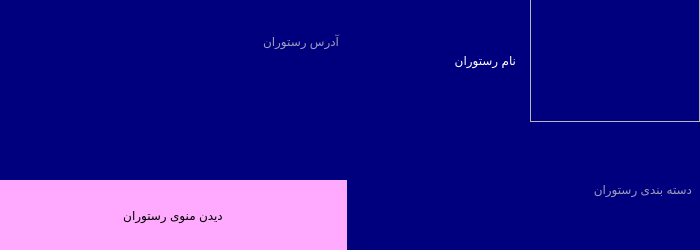
This is restaurantcard.ui in amir85cy/iutfood as Qt 5 draws it before an edit. The edited form follows.
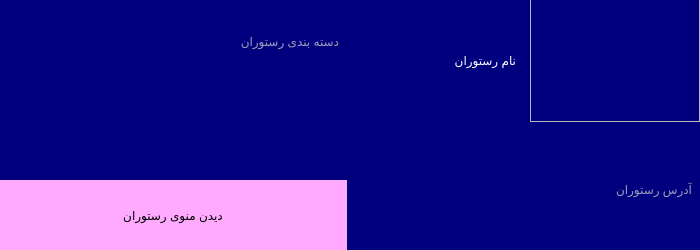
This is the edited form. Icons and pictures are not drawn.

Patch:
```diff
--- a/restaurantcard.ui
+++ b/restaurantcard.ui
@@ -26,7 +26,7 @@
     <item>
      <layout class="QVBoxLayout" name="verticalLayout">
       <item>
-       <widget class="QLabel" name="labeladdress">
+       <widget class="QLabel" name="labeltype">
         <property name="styleSheet">
          <string notr="true">font: 900 9pt &quot;Rokh&quot;;
 color:rgba(200,200,200,200);
@@ -35,7 +35,7 @@
 </string>
         </property>
         <property name="text">
-         <string>آدرس رستوران</string>
+         <string>دسته بندی رستوران</string>
         </property>
        </widget>
       </item>
@@ -115,7 +115,7 @@
        </layout>
       </item>
       <item>
-       <widget class="QLabel" name="labeltype">
+       <widget class="QLabel" name="labeladdress">
         <property name="styleSheet">
          <string notr="true">font: 900 9pt &quot;Rokh&quot;;
 color:rgba(200,200,200,200);
@@ -124,7 +124,7 @@
 </string>
         </property>
         <property name="text">
-         <string>دسته بندی رستوران</string>
+         <string>آدرس رستوران</string>
         </property>
        </widget>
       </item>
```
